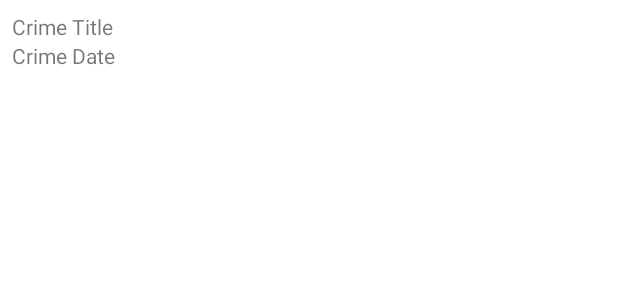
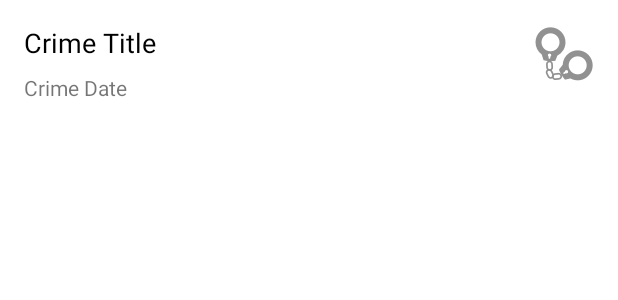
Before and after one commit to HeAohow/BigNerd, an Android app: the layout list_item_crime.xml on its own in the app's theme, with its tools: preview values and no code run, on a phone screen of 412 x 824 dp. Shown: the top 300 px of the screen. Run offline under Robolectric (Android 15) with nearby library versions, the phone set to English and light mode, and no system bars.

Commit message:
chap-09 completed;

```diff
--- a/CriminalIntent/app/src/main/java/com/heao/criminalintent/Crime.java
+++ b/CriminalIntent/app/src/main/java/com/heao/criminalintent/Crime.java
@@ -1,6 +1,8 @@
 package com.heao.criminalintent;
 
+import java.text.SimpleDateFormat;
 import java.util.Date;
+import java.util.Locale;
 import java.util.UUID;
 
 public class Crime {
@@ -45,4 +47,8 @@
     public void setSolved(boolean solved) {
         mSolved = solved;
     }
+
+    public String getDateString(){
+        return new SimpleDateFormat("h:mm a, EEE, MMM dd, yyyy", Locale.US).format(getDate());
+    }
 }
--- a/CriminalIntent/app/src/main/java/com/heao/criminalintent/CrimeListFragment.java
+++ b/CriminalIntent/app/src/main/java/com/heao/criminalintent/CrimeListFragment.java
@@ -4,6 +4,7 @@
 import android.view.LayoutInflater;
 import android.view.View;
 import android.view.ViewGroup;
+import android.widget.ImageView;
 import android.widget.TextView;
 import android.widget.Toast;
 
@@ -25,9 +26,11 @@
 //        }
 //    }
 
-    private class CrimeHolder extends RecyclerView.ViewHolder implements View.OnClickListener{
+    private class CrimeHolder extends RecyclerView.ViewHolder implements View.OnClickListener {
         private TextView mTitleTextView;
         private TextView mDateTextView;
+        private ImageView mSolvedImageView;
+
         private Crime mCrime;
 
         public CrimeHolder(LayoutInflater inflater, ViewGroup parent) {
@@ -35,12 +38,14 @@
             itemView.setOnClickListener(this);
             mTitleTextView = itemView.findViewById(R.id.crime_title);
             mDateTextView = itemView.findViewById(R.id.crime_date);
+            mSolvedImageView = itemView.findViewById(R.id.crime_solved);
         }
 
         public void bind(Crime crime) {
             mCrime = crime;
             mTitleTextView.setText(mCrime.getTitle());
-            mDateTextView.setText(mCrime.getDate().toString());
+            mDateTextView.setText(mCrime.getDateString());
+            mSolvedImageView.setVisibility(crime.isSolved() ? View.VISIBLE : View.GONE);
         }
 
         @Override
--- a/CriminalIntent/app/src/main/res/layout/list_item_crime.xml
+++ b/CriminalIntent/app/src/main/res/layout/list_item_crime.xml
@@ -1,19 +1,45 @@
 <?xml version="1.0" encoding="utf-8"?>
-<LinearLayout xmlns:android="http://schemas.android.com/apk/res/android"
+<androidx.constraintlayout.widget.ConstraintLayout xmlns:android="http://schemas.android.com/apk/res/android"
+    xmlns:app="http://schemas.android.com/apk/res-auto"
+    xmlns:tools="http://schemas.android.com/tools"
+    android:id="@+id/linearLayout"
     android:layout_width="match_parent"
-    android:layout_height="wrap_content"
-    android:orientation="vertical"
-    android:padding="8dp">
+    android:layout_height="wrap_content">
 
     <TextView
         android:id="@+id/crime_title"
-        android:layout_width="match_parent"
+        android:layout_width="0dp"
         android:layout_height="wrap_content"
-        android:text="Crime Title" />
+        android:layout_marginStart="16dp"
+        android:layout_marginTop="16dp"
+        android:layout_marginEnd="8dp"
+        android:text="Crime Title"
+        android:textColor="@android:color/black"
+        android:textSize="18sp"
+        app:layout_constraintEnd_toStartOf="@+id/crime_solved"
+        app:layout_constraintStart_toStartOf="parent"
+        app:layout_constraintTop_toTopOf="parent" />
 
     <TextView
         android:id="@+id/crime_date"
-        android:layout_width="match_parent"
+        android:layout_width="0dp"
         android:layout_height="wrap_content"
-        android:text="Crime Date" />
-</LinearLayout>
+        android:layout_marginStart="16dp"
+        android:layout_marginTop="8dp"
+        android:layout_marginEnd="8dp"
+        android:text="Crime Date"
+        app:layout_constraintEnd_toStartOf="@+id/crime_solved"
+        app:layout_constraintStart_toStartOf="parent"
+        app:layout_constraintTop_toBottomOf="@+id/crime_title" />
+
+    <ImageView
+        android:id="@+id/crime_solved"
+        android:layout_width="wrap_content"
+        android:layout_height="wrap_content"
+        android:layout_marginEnd="16dp"
+        app:layout_constraintBottom_toBottomOf="parent"
+        app:layout_constraintEnd_toEndOf="parent"
+        app:layout_constraintTop_toTopOf="parent"
+        app:layout_constraintVertical_bias="0.555"
+        app:srcCompat="@drawable/ic_solved" />
+</androidx.constraintlayout.widget.ConstraintLayout>
```
Also changed, not shown: CriminalIntent/app/src/main/res/drawable-hdpi/ic_solved.png (added), CriminalIntent/app/src/main/res/drawable-mdpi/ic_solved.png (added), CriminalIntent/app/src/main/res/drawable-xhdpi/ic_solved.png (added), CriminalIntent/app/src/main/res/drawable-xxhdpi/ic_solved.png (added), CriminalIntent/app/src/main/res/drawable-xxxhdpi/ic_solved.png (added).
